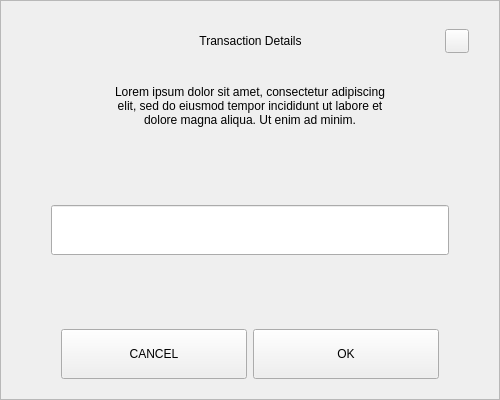
Before: the Qt Designer form src/qt/pny/forms/sendchangeaddressdialog.ui in decenomy/PNY, drawn with Qt 5.
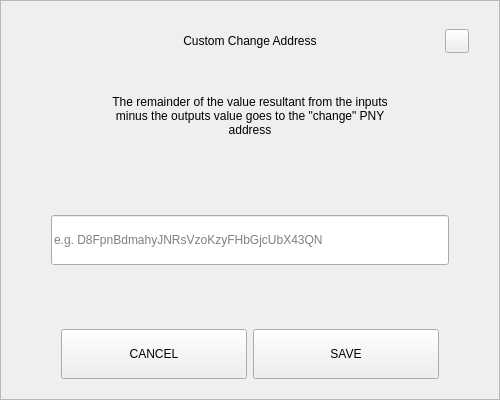
After: the same form once the commit is applied.

The edit to the form file:
```diff
--- a/src/qt/pny/forms/sendchangeaddressdialog.ui
+++ b/src/qt/pny/forms/sendchangeaddressdialog.ui
@@ -92,7 +92,7 @@
            <string notr="true">padding-left:24px;</string>
           </property>
           <property name="text">
-           <string>Transaction Details</string>
+           <string>Custom Change Address</string>
           </property>
           <property name="alignment">
            <set>Qt::AlignCenter</set>
@@ -160,11 +160,11 @@
         <property name="minimumSize">
          <size>
           <width>0</width>
-          <height>50</height>
+          <height>70</height>
          </size>
         </property>
         <property name="text">
-         <string>Lorem ipsum dolor sit amet, consectetur adipiscing elit, sed do eiusmod tempor incididunt ut labore et dolore magna aliqua. Ut enim ad minim.</string>
+         <string>The remainder of the value resultant from the inputs minus the outputs value goes to the &quot;change&quot; PNY address</string>
         </property>
         <property name="alignment">
          <set>Qt::AlignCenter</set>
@@ -206,6 +206,9 @@
             <height>50</height>
            </size>
           </property>
+          <property name="placeholderText">
+           <string notr="true">e.g. D8FpnBdmahyJNRsVzoKzyFHbGjcUbX43QN</string>
+          </property>
          </widget>
         </item>
        </layout>
@@ -262,7 +265,7 @@
            <enum>Qt::NoFocus</enum>
           </property>
           <property name="text">
-           <string>OK</string>
+           <string>SAVE</string>
           </property>
          </widget>
         </item>
```
